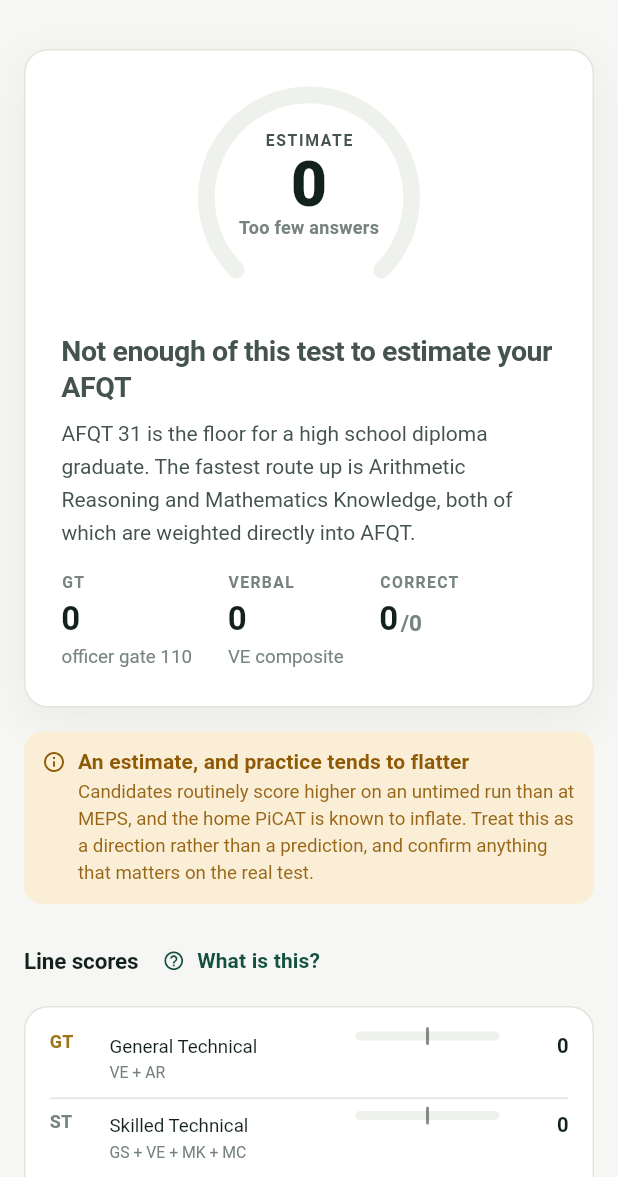
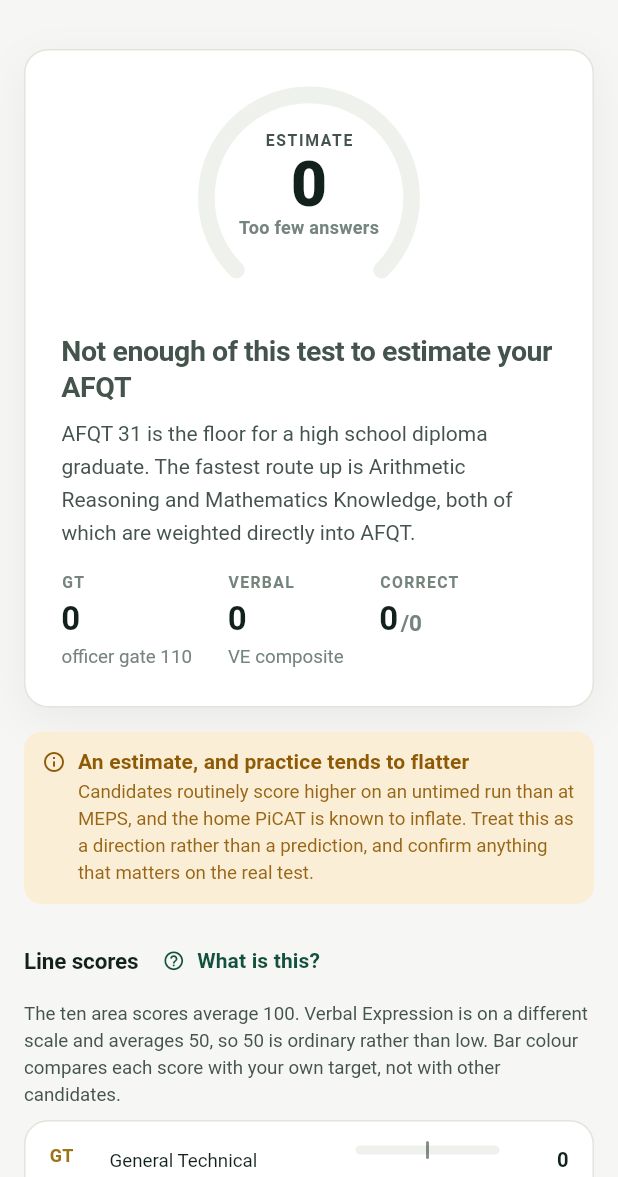
Before and after one commit to arm00pv/asvab-coach, a Flutter app: the ResultsScreen screen opened directly with empty values, on a phone screen of 412 x 824 dp, the part 59-1236 px from its top. Run offline on Flutter 3.47's test engine with Material 3 defaults, Android fonts, the light colour scheme and no system bars; our stand-ins replace shared_preferences; accounts and stored records are empty.

Commit message:
Say which scale each line score is on

```diff
--- a/lib/screens/results_screen.dart
+++ b/lib/screens/results_screen.dart
@@ -74,6 +74,21 @@
             ),
             const SizedBox(height: Space.lg),
             const _SectionTitle('Line scores', explain: true),
+            const SizedBox(height: Space.xs),
+            // Two scales sit side by side in this table and the bars gave no
+            // hint of it: the ten area scores average 100, Verbal Expression
+            // averages 50. Without this line a VE of 50 read as a disaster
+            // next to a GT of 100, and the bar colours had no key at all.
+            Text(
+              'The ten area scores average 100. Verbal Expression is on a '
+              'different scale and averages 50, so 50 is ordinary rather '
+              'than low. Bar colour compares each score with your own target, '
+              'not with other candidates.',
+              style: context.text.bodySmall?.copyWith(
+                color: context.colors.textSecondary,
+                height: 1.45,
+              ),
+            ),
             const SizedBox(height: Space.sm),
             _LineScoreTable(report: report, goal: app.goal),
             const SizedBox(height: Space.xl),
```
